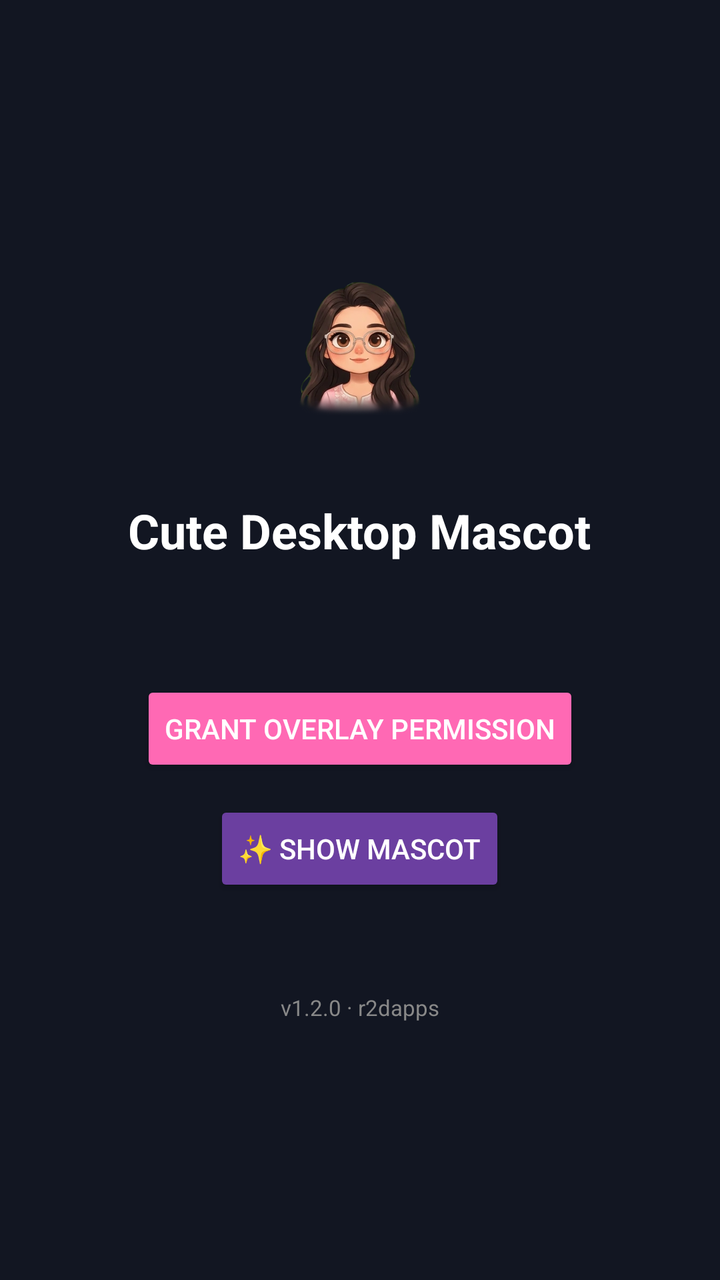
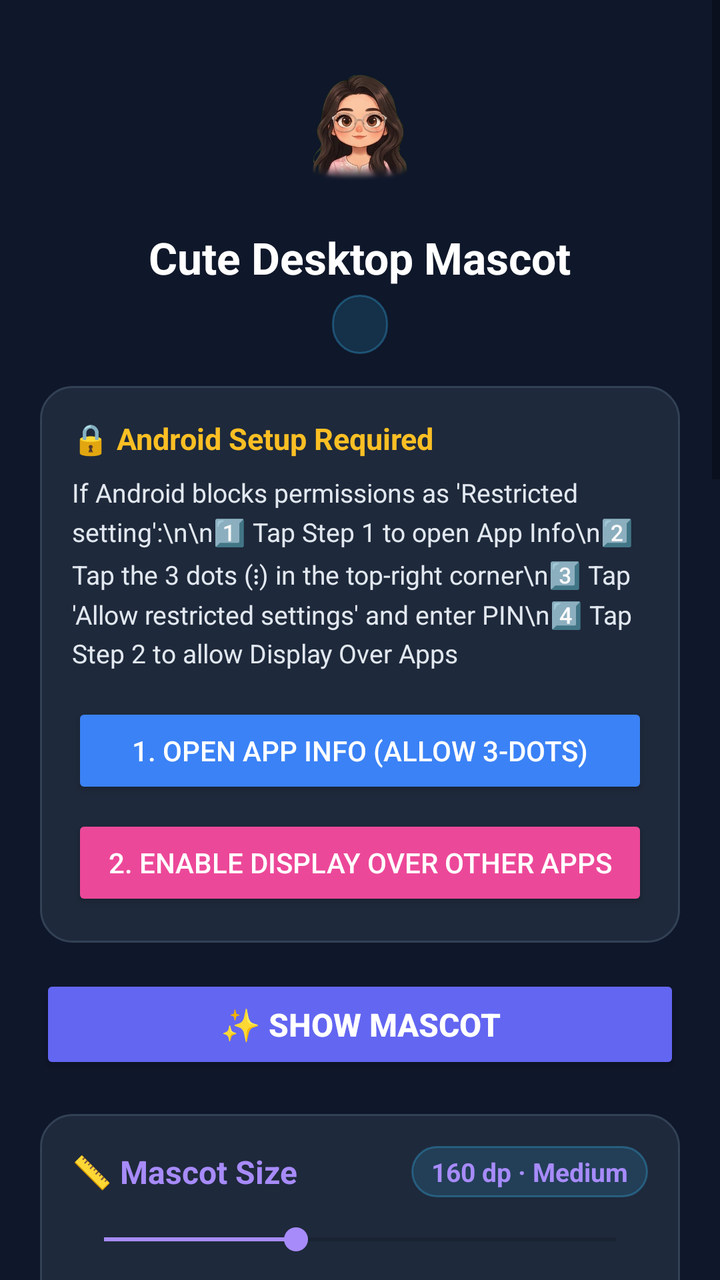

Compare the two renders of this Android layout. The source of the first and the diff that turns it into the second are given below.
<!-- AndroidManifest.xml: application theme Theme.CuteMascot -->
<!-- res/layout/activity_main.xml -->
<?xml version="1.0" encoding="utf-8"?>
<LinearLayout xmlns:android="http://schemas.android.com/apk/res/android"
    android:layout_width="match_parent"
    android:layout_height="match_parent"
    android:orientation="vertical"
    android:gravity="center"
    android:padding="32dp"
    android:background="#FF121622">

    <ImageView
        android:layout_width="96dp"
        android:layout_height="96dp"
        android:src="@mipmap/ic_launcher"
        android:layout_marginBottom="24dp"/>

    <TextView
        android:layout_width="wrap_content"
        android:layout_height="wrap_content"
        android:text="Cute Desktop Mascot"
        android:textColor="#FFFFFFFF"
        android:textSize="24sp"
        android:textStyle="bold"
        android:layout_marginBottom="8dp"/>

    <TextView
        android:id="@+id/tvStatus"
        android:layout_width="wrap_content"
        android:layout_height="wrap_content"
        android:textColor="#FFCCCCCC"
        android:textSize="14sp"
        android:gravity="center"
        android:layout_marginBottom="32dp"/>

    <Button
        android:id="@+id/btnPermission"
        android:layout_width="wrap_content"
        android:layout_height="wrap_content"
        android:text="Grant Overlay Permission"
        android:backgroundTint="#FFFF69B4"
        android:textColor="#FFFFFFFF"
        android:layout_marginBottom="12dp"/>

    <Button
        android:id="@+id/btnToggle"
        android:layout_width="wrap_content"
        android:layout_height="wrap_content"
        android:text="✨ Show Mascot"
        android:backgroundTint="#FF6B3FA0"
        android:textColor="#FFFFFFFF"/>

    <TextView
        android:layout_width="wrap_content"
        android:layout_height="wrap_content"
        android:text="v1.2.0 · r2dapps"
        android:textColor="#FF888888"
        android:textSize="11sp"
        android:layout_marginTop="48dp"/>

</LinearLayout>
<!-- resources referenced by this layout -->
<resources>
  <!-- mipmap ic_launcher: png bitmap (mipmap-hdpi, 98087 bytes) -->
  <style name="Theme.CuteMascot" parent="Theme.AppCompat.Light.NoActionBar">
          <item name="colorPrimary">@color/colorPrimary</item>
          <item name="colorPrimaryDark">@color/colorPrimaryDark</item>
          <item name="colorAccent">@color/colorAccent</item>
          <item name="android:windowBackground">@color/backgroundColor</item>
          <item name="android:statusBarColor">@color/colorPrimaryDark</item>
      </style>
  <color name="colorPrimary">#FF6B3FA0</color>
  <color name="colorPrimaryDark">#FF121622</color>
  <color name="colorAccent">#FFFF69B4</color>
  <color name="backgroundColor">#FF121622</color>
</resources>

<!-- the commit's change to res/layout/activity_main.xml (unified diff, before → after) -->
@@ -1,59 +1,494 @@
 <?xml version="1.0" encoding="utf-8"?>
-<LinearLayout xmlns:android="http://schemas.android.com/apk/res/android"
+<ScrollView xmlns:android="http://schemas.android.com/apk/res/android"
     android:layout_width="match_parent"
     android:layout_height="match_parent"
-    android:orientation="vertical"
-    android:gravity="center"
-    android:padding="32dp"
-    android:background="#FF121622">
-
-    <ImageView
-        android:layout_width="96dp"
-        android:layout_height="96dp"
-        android:src="@mipmap/ic_launcher"
-        android:layout_marginBottom="24dp"/>
-
-    <TextView
-        android:layout_width="wrap_content"
+    android:fillViewport="true"
+    android:background="#FF0F172A">
+
+    <LinearLayout
+        android:layout_width="match_parent"
         android:layout_height="wrap_content"
-        android:text="Cute Desktop Mascot"
-        android:textColor="#FFFFFFFF"
-        android:textSize="24sp"
-        android:textStyle="bold"
-        android:layout_marginBottom="8dp"/>
-
-    <TextView
-        android:id="@+id/tvStatus"
-        android:layout_width="wrap_content"
-        android:layout_height="wrap_content"
-        android:textColor="#FFCCCCCC"
-        android:textSize="14sp"
-        android:gravity="center"
-        android:layout_marginBottom="32dp"/>
-
-    <Button
-        android:id="@+id/btnPermission"
-        android:layout_width="wrap_content"
-        android:layout_height="wrap_content"
-        android:text="Grant Overlay Permission"
-        android:backgroundTint="#FFFF69B4"
-        android:textColor="#FFFFFFFF"
-        android:layout_marginBottom="12dp"/>
-
-    <Button
-        android:id="@+id/btnToggle"
-        android:layout_width="wrap_content"
-        android:layout_height="wrap_content"
-        android:text="✨ Show Mascot"
-        android:backgroundTint="#FF6B3FA0"
-        android:textColor="#FFFFFFFF"/>
-
-    <TextView
-        android:layout_width="wrap_content"
-        android:layout_height="wrap_content"
-        android:text="v1.2.0 · r2dapps"
-        android:textColor="#FF888888"
-        android:textSize="11sp"
-        android:layout_marginTop="48dp"/>
-
-</LinearLayout>
+        android:orientation="vertical"
+        android:gravity="center_horizontal"
+        android:padding="20dp">
+
+        
+        <ImageView
+            android:layout_width="76dp"
+            android:layout_height="76dp"
+            android:src="@mipmap/ic_launcher"
+            android:layout_marginTop="8dp"
+            android:layout_marginBottom="10dp"/>
+
+        <TextView
+            android:layout_width="wrap_content"
+            android:layout_height="wrap_content"
+            android:text="Cute Desktop Mascot"
+            android:textColor="#FFFFFFFF"
+            android:textSize="22sp"
+            android:textStyle="bold"
+            android:layout_marginBottom="4dp"/>
+
+        <TextView
+            android:id="@+id/tvStatus"
+            android:layout_width="wrap_content"
+            android:layout_height="wrap_content"
+            android:textColor="#FF38BDF8"
+            android:textSize="13sp"
+            android:background="@drawable/bg_badge"
+            android:paddingStart="14dp"
+            android:paddingEnd="14dp"
+            android:paddingTop="6dp"
+            android:paddingBottom="6dp"
+            android:gravity="center"
+            android:layout_marginBottom="16dp"/>
+
+        
+        <LinearLayout
+            android:id="@+id/cardPermissionGuide"
+            android:layout_width="match_parent"
+            android:layout_height="wrap_content"
+            android:orientation="vertical"
+            android:background="@drawable/bg_card"
+            android:padding="16dp"
+            android:layout_marginBottom="16dp">
+
+            <TextView
+                android:layout_width="wrap_content"
+                android:layout_height="wrap_content"
+                android:text="🔒 Android Setup Required"
+                android:textColor="#FFFBBF24"
+                android:textSize="15sp"
+                android:textStyle="bold"
+                android:layout_marginBottom="8dp"/>
+
+            <TextView
+                android:layout_width="wrap_content"
+                android:layout_height="wrap_content"
+                android:text="If Android blocks permissions as 'Restricted setting':\n\n1️⃣ Tap Step 1 to open App Info\n2️⃣ Tap the 3 dots (⋮) in the top-right corner\n3️⃣ Tap 'Allow restricted settings' and enter PIN\n4️⃣ Tap Step 2 to allow Display Over Apps"
+                android:textColor="#FFE2E8F0"
+                android:textSize="13sp"
+                android:lineSpacingMultiplier="1.25"
+                android:layout_marginBottom="16dp"/>
+
+            <Button
+                android:id="@+id/btnStep1"
+                android:layout_width="match_parent"
+                android:layout_height="wrap_content"
+                android:text="1. Open App Info (Allow 3-Dots)"
+                android:backgroundTint="#FF3B82F6"
+                android:textColor="#FFFFFFFF"
+                android:layout_marginBottom="8dp"/>
+
+            <Button
+                android:id="@+id/btnStep2"
+                android:layout_width="match_parent"
+                android:layout_height="wrap_content"
+                android:text="2. Enable Display Over Other Apps"
+                android:backgroundTint="#FFEC4899"
+                android:textColor="#FFFFFFFF"/>
+
+        </LinearLayout>
+
+        
+        <Button
+            android:id="@+id/btnToggle"
+            android:layout_width="match_parent"
+            android:layout_height="wrap_content"
+            android:text="✨ Show Mascot"
+            android:backgroundTint="#FF6366F1"
+            android:textColor="#FFFFFFFF"
+            android:textSize="16sp"
+            android:textStyle="bold"
+            android:padding="14dp"
+            android:layout_marginBottom="20dp"/>
+
+        
+        
+        
+        <LinearLayout
+            android:id="@+id/layoutSettings"
+            android:layout_width="match_parent"
+            android:layout_height="wrap_content"
+            android:orientation="vertical">
+
+            
+            <LinearLayout
+                android:layout_width="match_parent"
+                android:layout_height="wrap_content"
+                android:orientation="vertical"
+                android:background="@drawable/bg_card"
+                android:padding="16dp"
+                android:layout_marginBottom="16dp">
+
+                <LinearLayout
+                    android:layout_width="match_parent"
+                    android:layout_height="wrap_content"
+                    android:orientation="horizontal"
+                    android:gravity="center_vertical"
+                    android:layout_marginBottom="12dp">
+
+                    <TextView
+                        android:layout_width="0dp"
+                        android:layout_height="wrap_content"
+                        android:layout_weight="1"
+                        android:text="📏 Mascot Size"
+                        android:textColor="#FFA78BFA"
+                        android:textSize="16sp"
+                        android:textStyle="bold"/>
+
+                    <TextView
+                        android:id="@+id/tvSizeValue"
+                        android:layout_width="wrap_content"
+                        android:layout_height="wrap_content"
+                        android:text="160 dp · Medium"
+                        android:textColor="#FFA78BFA"
+                        android:textSize="13sp"
+                        android:textStyle="bold"
+                        android:background="@drawable/bg_badge"
+                        android:paddingStart="10dp"
+                        android:paddingEnd="10dp"
+                        android:paddingTop="4dp"
+                        android:paddingBottom="4dp"/>
+                </LinearLayout>
+
+                
+                <SeekBar
+                    android:id="@+id/seekSize"
+                    android:layout_width="match_parent"
+                    android:layout_height="wrap_content"
+                    android:max="160"
+                    android:progress="60"
+                    android:progressTint="#FFA78BFA"
+                    android:thumbTint="#FFA78BFA"
+                    android:layout_marginBottom="14dp"/>
+
+                <TextView
+                    android:layout_width="wrap_content"
+                    android:layout_height="wrap_content"
+                    android:text="Quick Presets:"
+                    android:textColor="#FF94A3B8"
+                    android:textSize="12sp"
+                    android:layout_marginBottom="8dp"/>
+
+                
+                <LinearLayout
+                    android:layout_width="match_parent"
+                    android:layout_height="wrap_content"
+                    android:orientation="horizontal"
+                    android:layout_marginBottom="8dp">
+
+                    <Button
+                        android:id="@+id/btnSize100"
+                        android:layout_width="0dp"
+                        android:layout_height="38dp"
+                        android:layout_weight="1"
+                        android:text="Mini (100)"
+                        android:textSize="11sp"
+                        android:background="@drawable/bg_chip"
+                        android:textColor="#FFFFFFFF"
+                        android:layout_marginEnd="6dp"/>
+
+                    <Button
+                        android:id="@+id/btnSize140"
+                        android:layout_width="0dp"
+                        android:layout_height="38dp"
+                        android:layout_weight="1"
+                        android:text="Small (140)"
+                        android:textSize="11sp"
+                        android:background="@drawable/bg_chip"
+                        android:textColor="#FFFFFFFF"
+                        android:layout_marginEnd="6dp"/>
+
+                    <Button
+                        android:id="@+id/btnSize180"
+                        android:layout_width="0dp"
+                        android:layout_height="38dp"
+                        android:layout_weight="1"
+                        android:text="Med (180)"
+                        android:textSize="11sp"
+                        android:background="@drawable/bg_chip"
+                        android:textColor="#FFFFFFFF"/>
+                </LinearLayout>
+
+                
+                <LinearLayout
+                    android:layout_width="match_parent"
+                    android:layout_height="wrap_content"
+                    android:orientation="horizontal">
+
+                    <Button
+                        android:id="@+id/btnSize220"
+                        android:layout_width="0dp"
+                        android:layout_height="38dp"
+                        android:layout_weight="1"
+                        android:text="Large (220)"
+                        android:textSize="11sp"
+                        android:background="@drawable/bg_chip"
+                        android:textColor="#FFFFFFFF"
+                        android:layout_marginEnd="6dp"/>
+
+                    <Button
+                        android:id="@+id/btnSize260"
+                        android:layout_width="0dp"
+                        android:layout_height="38dp"
+                        android:layout_weight="1"
+                        android:text="Jumbo (260)"
+                        android:textSize="11sp"
+                        android:background="@drawable/bg_chip"
+                        android:textColor="#FFFFFFFF"/>
+                </LinearLayout>
+
+            </LinearLayout>
+
+            
+            <LinearLayout
+                android:layout_width="match_parent"
+                android:layout_height="wrap_content"
+                android:orientation="vertical"
+                android:background="@drawable/bg_card"
+                android:padding="16dp"
+                android:layout_marginBottom="16dp">
+
+                <TextView
+                    android:layout_width="wrap_content"
+                    android:layout_height="wrap_content"
+                    android:text="🎀 Character Skin (5 Styles)"
+                    android:textColor="#FFF472B6"
+                    android:textSize="16sp"
+                    android:textStyle="bold"
+                    android:layout_marginBottom="10dp"/>
+
+                <RadioGroup
+                    android:id="@+id/rgSkin"
+                    android:layout_width="match_parent"
+                    android:layout_height="wrap_content">
+                    <RadioButton
+                        android:id="@+id/rbSkinChibi"
+                        android:layout_width="wrap_content"
+                        android:layout_height="wrap_content"
+                        android:text="🌸 Chibi Girl (Restored Anime Style)"
+                        android:textColor="#FFFFFFFF"
+                        android:buttonTint="#FFF472B6"
+                        android:paddingStart="6dp"
+                        android:layout_marginBottom="4dp"/>
+                    <RadioButton
+                        android:id="@+id/rbSkinMascot"
+                        android:layout_width="wrap_content"
+                        android:layout_height="wrap_content"
+                        android:text="🦊 Fox Mascot (Classic Chibi Fox)"
+                        android:textColor="#FFFFFFFF"
+                        android:buttonTint="#FFF472B6"
+                        android:paddingStart="6dp"
+                        android:layout_marginBottom="4dp"/>
+                    <RadioButton
+                        android:id="@+id/rbSkinGuy"
+                        android:layout_width="wrap_content"
+                        android:layout_height="wrap_content"
+                        android:text="👓 Companion Guy (Curly Hair &amp; Glasses)"
+                        android:textColor="#FFFFFFFF"
+                        android:buttonTint="#FFF472B6"
+                        android:paddingStart="6dp"
+                        android:layout_marginBottom="4dp"/>
+                    <RadioButton
+                        android:id="@+id/rbSkinPixel"
+                        android:layout_width="wrap_content"
+                        android:layout_height="wrap_content"
+                        android:text="👾 Pixel Art Priya (Retro 16-Bit)"
+                        android:textColor="#FFFFFFFF"
+                        android:buttonTint="#FFF472B6"
+                        android:paddingStart="6dp"
+                        android:layout_marginBottom="4dp"/>
+                    <RadioButton
+                        android:id="@+id/rbSkinInk"
+                        android:layout_width="wrap_content"
+                        android:layout_height="wrap_content"
+                        android:text="✒️ Ink Manga Priya (Sketch Style)"
+                        android:textColor="#FFFFFFFF"
+                        android:buttonTint="#FFF472B6"
+                        android:paddingStart="6dp"/>
+                </RadioGroup>
+            </LinearLayout>
+
+            
+            <LinearLayout
+                android:layout_width="match_parent"
+                android:layout_height="wrap_content"
+                android:orientation="vertical"
+                android:background="@drawable/bg_card"
+                android:padding="16dp"
+                android:layout_marginBottom="16dp">
+
+                <TextView
+                    android:layout_width="wrap_content"
+                    android:layout_height="wrap_content"
+                    android:text="👆 Touch Tracking &amp; Sound"
+                    android:textColor="#FF34D399"
+                    android:textSize="16sp"
+                    android:textStyle="bold"
+                    android:layout_marginBottom="10dp"/>
+
+                <RadioGroup
+                    android:id="@+id/rgTracking"
+                    android:layout_width="match_parent"
+                    android:layout_height="wrap_content"
+                    android:layout_marginBottom="12dp">
+                    <RadioButton
+                        android:id="@+id/rbTrackTouch"
+                        android:layout_width="wrap_content"
+                        android:layout_height="wrap_content"
+                        android:text="👆 Screen Touch Tracking (In-App &amp; Direct)"
+                        android:textColor="#FFFFFFFF"
+                        android:buttonTint="#FF34D399"
+                        android:paddingStart="6dp"
+                        android:layout_marginBottom="4dp"/>
+                    <RadioButton
+                        android:id="@+id/rbTrackGyro"
+                        android:layout_width="wrap_content"
+                        android:layout_height="wrap_content"
+                        android:text="📱 Gyroscope Motion Tracking (Follows phone tilt)"
+                        android:textColor="#FFFFFFFF"
+                        android:buttonTint="#FF34D399"
+                        android:paddingStart="6dp"/>
+                </RadioGroup>
+
+                <androidx.appcompat.widget.SwitchCompat
+                    android:id="@+id/switchInvertGyro"
+                    android:layout_width="match_parent"
+                    android:layout_height="wrap_content"
+                    android:text="Invert Gyro Tilt Direction"
+                    android:textColor="#FFFFFFFF"
+                    android:checked="false"
+                    android:layout_marginBottom="12dp"/>
+
+                <androidx.appcompat.widget.SwitchCompat
+                    android:id="@+id/switchSound"
+                    android:layout_width="match_parent"
+                    android:layout_height="wrap_content"
+                    android:text="Boop Chime Sounds"
+                    android:textColor="#FFFFFFFF"
+                    android:checked="false"
+                    android:layout_marginBottom="8dp"/>
+
+                <Button
+                    android:id="@+id/btnTestSound"
+                    android:layout_width="match_parent"
+                    android:layout_height="wrap_content"
+                    android:text="🎵 Test Boop Chime Sound"
+                    android:backgroundTint="#FF059669"
+                    android:textColor="#FFFFFFFF"/>
+
+            </LinearLayout>
+
+            
+            <LinearLayout
+                android:layout_width="match_parent"
+                android:layout_height="wrap_content"
+                android:orientation="vertical"
+                android:background="@drawable/bg_card"
+                android:padding="16dp"
+                android:layout_marginBottom="20dp">
+
+                <TextView
+                    android:layout_width="wrap_content"
+                    android:layout_height="wrap_content"
+                    android:text="🗣️ Voice &amp; Talking Reminders"
+                    android:textColor="#FF60A5FA"
+                    android:textSize="16sp"
+                    android:textStyle="bold"
+                    android:layout_marginBottom="10dp"/>
+
+                <RadioGroup
+                    android:id="@+id/rgVoice"
+                    android:layout_width="match_parent"
+                    android:layout_height="wrap_content"
+                    android:layout_marginBottom="10dp">
+                    <RadioButton
+                        android:id="@+id/rbVoiceJapanese"
+                        android:layout_width="wrap_content"
+                        android:layout_height="wrap_content"
+                        android:text="Cute Anime Voice (Japanese)"
+                        android:textColor="#FFFFFFFF"
+                        android:buttonTint="#FF60A5FA"
+                        android:paddingStart="6dp"
+                        android:layout_marginBottom="4dp"/>
+                    <RadioButton
+                        android:id="@+id/rbVoiceGodavari"
+                        android:layout_width="wrap_content"
+                        android:layout_height="wrap_content"
+                        android:text="Godavari Slang Voice (Telugu)"
+                        android:textColor="#FFFFFFFF"
+                        android:buttonTint="#FF60A5FA"
+                        android:paddingStart="6dp"/>
+                </RadioGroup>
+
+                <androidx.appcompat.widget.SwitchCompat
+                    android:id="@+id/switchReminders"
+                    android:layout_width="match_parent"
+                    android:layout_height="wrap_content"
+                    android:text="Periodic Health Reminders"
+                    android:textColor="#FFFFFFFF"
+                    android:checked="false"
+                    android:layout_marginBottom="10dp"/>
+
+                <TextView
+                    android:layout_width="wrap_content"
+                    android:layout_height="wrap_content"
+                    android:text="Reminder Interval:"
+                    android:textColor="#FF94A3B8"
+                    android:textSize="12sp"
+                    android:layout_marginBottom="6dp"/>
+
+                <RadioGroup
+                    android:id="@+id/rgInterval"
+                    android:layout_width="match_parent"
+                    android:layout_height="wrap_content"
+                    android:orientation="horizontal"
+                    android:layout_marginBottom="14dp">
+                    <RadioButton
+                        android:id="@+id/rbInt15"
+                        android:layout_width="wrap_content"
+                        android:layout_height="wrap_content"
+                        android:text="15 min"
+                        android:textColor="#FFFFFFFF"
+                        android:buttonTint="#FF60A5FA"
+                        android:layout_marginEnd="16dp"/>
+                    <RadioButton
+                        android:id="@+id/rbInt30"
+                        android:layout_width="wrap_content"
+                        android:layout_height="wrap_content"
+                        android:text="30 min"
+                        android:textColor="#FFFFFFFF"
+                        android:buttonTint="#FF60A5FA"
+                        android:layout_marginEnd="16dp"/>
+                    <RadioButton
+                        android:id="@+id/rbInt60"
+                        android:layout_width="wrap_content"
+                        android:layout_height="wrap_content"
+                        android:text="60 min"
+                        android:textColor="#FFFFFFFF"
+                        android:buttonTint="#FF60A5FA"/>
+                </RadioGroup>
+
+                <Button
+                    android:id="@+id/btnTestVoice"
+                    android:layout_width="match_parent"
+                    android:layout_height="wrap_content"
+                    android:text="🔊 Test Voice Reminder"
+                    android:backgroundTint="#FF2563EB"
+                    android:textColor="#FFFFFFFF"/>
+            </LinearLayout>
+
+        </LinearLayout>
+
+        <TextView
+            android:layout_width="wrap_content"
+            android:layout_height="wrap_content"
+            android:text="v1.3.0 · r2dapps"
+            android:textColor="#FF64748B"
+            android:textSize="11sp"
+            android:layout_marginTop="4dp"
+            android:layout_marginBottom="24dp"/>
+
+    </LinearLayout>
+</ScrollView>
<!-- resource entries referenced after the edit -->
@@ -1,5 +1,42 @@
 <!-- resources referenced by this layout -->
 <resources>
+  <!-- drawable bg_badge (drawable) -->
+  <?xml version="1.0" encoding="utf-8"?>
+  <shape xmlns:android="http://schemas.android.com/apk/res/android"
+      android:shape="rectangle">
+      <solid android:color="#2638BDF8" />
+      <corners android:radius="20dp" />
+      <stroke
+          android:width="1dp"
+          android:color="#4D38BDF8" />
+  </shape>
+  <!-- drawable bg_card (drawable) -->
+  <?xml version="1.0" encoding="utf-8"?>
+  <shape xmlns:android="http://schemas.android.com/apk/res/android"
+      android:shape="rectangle">
+      <solid android:color="#FF1E293B" />
+      <corners android:radius="16dp" />
+      <stroke
+          android:width="1dp"
+          android:color="#FF334155" />
+  </shape>
+  <!-- drawable bg_chip (drawable) -->
+  <?xml version="1.0" encoding="utf-8"?>
+  <selector xmlns:android="http://schemas.android.com/apk/res/android">
+      <item android:state_pressed="true">
+          <shape android:shape="rectangle">
+              <solid android:color="#FF6366F1" />
+              <corners android:radius="12dp" />
+          </shape>
+      </item>
+      <item>
+          <shape android:shape="rectangle">
+              <solid android:color="#FF334155" />
+              <corners android:radius="12dp" />
+              <stroke android:width="1dp" android:color="#FF475569" />
+          </shape>
+      </item>
+  </selector>
   <!-- mipmap ic_launcher: png bitmap (mipmap-hdpi, 98087 bytes) -->
   <style name="Theme.CuteMascot" parent="Theme.AppCompat.Light.NoActionBar">
           <item name="colorPrimary">@color/colorPrimary</item>
